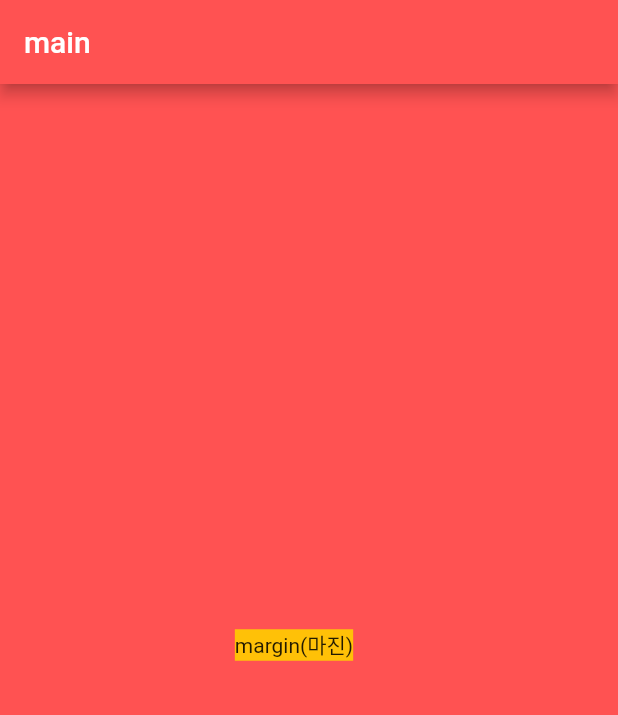
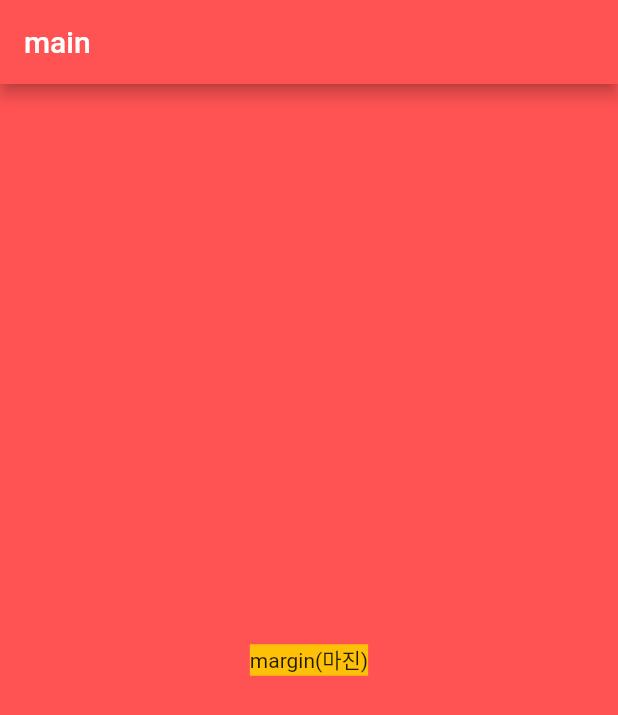
Before and after one commit to selpeapi/flutter_app3, a Flutter app: the screen it shows after launch, on a phone screen of 412 x 824 dp. Shown: the top 715 px of the screen. Run offline on Flutter 3.47's test engine with Material 2 defaults, Android fonts, the phone set to English and light mode, and no system bars.

Commit message:
margin [EdgeInsets.symmetric] ~20.11.15

```diff
--- a/lib/main.dart
+++ b/lib/main.dart
@@ -26,7 +26,7 @@ class _MainPageState extends State<MainPage> {
       alignment: Alignment.center,
       child: Container(
         color: Colors.amber,
-        margin: EdgeInsets.only(left: 10, top: 20, right: 30, bottom: 40),
+        margin: EdgeInsets.symmetric(vertical: 30, horizontal: 80),
         child: Text("margin(마진)"),
       ),
     );
```
